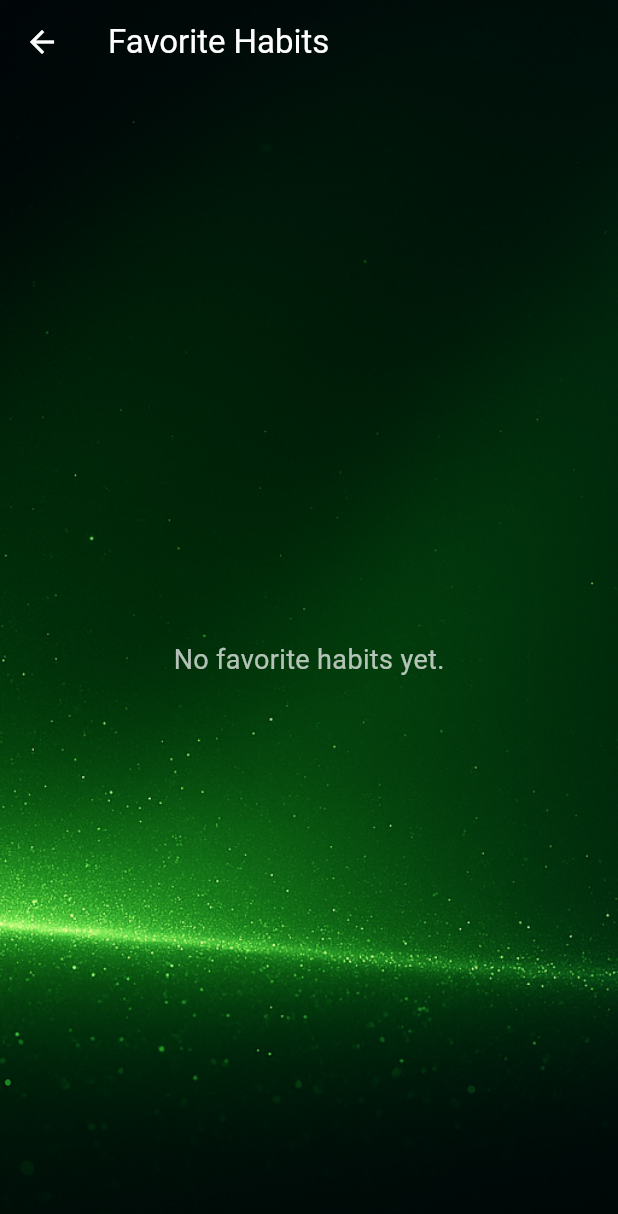
After one commit to christian-keitri/habit_tracker, a Flutter app: the Phase2 screen opened directly, after a tap on the "star" icon, on a phone screen of 412 x 824 dp. The commit adds this screen. Shown: the top 1214 px of the screen. Run offline on Flutter 3.47's test engine with Material 3 defaults, Android fonts, the phone set to English and light mode, and no system bars; our stand-ins replace fl_chart, table_calendar.

Commit message:
added favorites

```diff
--- /dev/null
+++ b/lib/global_data.dart
@@ -0,0 +1,4 @@
+// lib/global_data.dart
+library global_data;
+
+List<Map<String, dynamic>> taskList = [];
--- /dev/null
+++ b/lib/screens/favorites.dart
@@ -0,0 +1,64 @@
+import 'package:flutter/material.dart';
+
+class FavoritesScreen extends StatelessWidget {
+  final List<Map<String, dynamic>> favorites;
+
+  const FavoritesScreen({super.key, required this.favorites});
+
+  @override
+  Widget build(BuildContext context) {
+    return Scaffold(
+      extendBodyBehindAppBar: true, // <- This allows the background to go behind the AppBar
+      appBar: AppBar(
+        title: const Text('Favorite Habits'),
+        backgroundColor: Colors.transparent, // Transparent to show background
+        foregroundColor: Colors.white,
+        elevation: 0,
+      ),
+      body: Stack(
+        children: [
+          // Background image
+          Positioned.fill(
+            child: Image.asset(
+              'assets/image/favorites.png',
+              fit: BoxFit.cover,
+            ),
+          ),
+
+          // Foreground content with safe padding
+          SafeArea(
+            child: favorites.isEmpty
+                ? const Center(
+                    child: Text(
+                      'No favorite habits yet.',
+                      style: TextStyle(color: Colors.white70, fontSize: 18),
+                    ),
+                  )
+                : ListView.builder(
+                    padding: const EdgeInsets.symmetric(vertical: 16),
+                    itemCount: favorites.length,
+                    itemBuilder: (context, index) {
+                      final habit = favorites[index];
+                      return Card(
+                        color: Colors.white.withAlpha(25),
+                        margin: const EdgeInsets.symmetric(horizontal: 16, vertical: 8),
+                        child: ListTile(
+                          leading: const Icon(Icons.star, color: Colors.amber),
+                          title: Text(
+                            habit['title'],
+                            style: const TextStyle(color: Colors.white),
+                          ),
+                          trailing: Text(
+                            '${(habit['progress'] * 100).round()}%',
+                            style: const TextStyle(color: Colors.white70),
+                          ),
+                        ),
+                      );
+                    },
+                  ),
+          ),
+        ],
+      ),
+    );
+  }
+}
--- a/lib/screens/phase2.dart
+++ b/lib/screens/phase2.dart
@@ -1,9 +1,10 @@
 import 'package:flutter/material.dart';
+import 'package:habit_tracker/screens/favorites.dart';
 import 'package:table_calendar/table_calendar.dart';
 import 'package:habit_tracker/screens/phase3.dart';
 import 'package:habit_tracker/screens/phase4.dart';
 import 'package:habit_tracker/screens/streaks.dart';
-
+import 'package:habit_tracker/global_data.dart' as global;
 
 class Phase2 extends StatefulWidget {
   const Phase2({super.key});
@@ -17,7 +18,8 @@ class Phase2State extends State<Phase2> {
   DateTime _focusedDay = DateTime.now();
   DateTime? _selectedDay;
 
-  final List<Map<String, dynamic>> taskList = [];
+
+  List<Map<String, dynamic>> get taskList => global.taskList;
 
   @override
   Widget build(BuildContext context) {
@@ -115,6 +117,22 @@ class Phase2State extends State<Phase2> {
                       Row(
                         children: [
                           IconButton(
+                            icon: const Icon(Icons.star, color: Colors.amber),
+                            tooltip: 'Favorites',
+                            onPressed: () {
+                              final favorites = taskList
+                                  .where((task) => task['isFavorite'] == true)
+                                  .toList();
+                              Navigator.push(
+                                context,
+                                MaterialPageRoute(
+                                  builder: (context) =>
+                                      FavoritesScreen(favorites: favorites),
+                                ),
+                              );
+                            },
+                          ),
+                          IconButton(
                             icon: const Icon(Icons.local_fire_department, color: Colors.orange),
                             tooltip: 'Streaks',
                             onPressed: () {
@@ -138,10 +156,6 @@ class Phase2State extends State<Phase2> {
                       ),
                     ],
                   ),
-
-
-
-
                   const SizedBox(height: 10),
                   Expanded(
                     child: Column(
@@ -152,8 +166,7 @@ class Phase2State extends State<Phase2> {
                                   child: Text(
                                     'No tasks yet.\nTap "Add Habit" to get started!',
                                     textAlign: TextAlign.center,
-                                    style: TextStyle(
-                                        color: Colors.white70, fontSize: 18),
+                                    style: TextStyle(color: Colors.white70, fontSize: 18),
                                   ),
                                 )
                               : ListView(
@@ -191,6 +204,19 @@ class Phase2State extends State<Phase2> {
                                                     fontWeight: FontWeight.w600,
                                                   ),
                                                 ),
+                                              ),
+                                              IconButton(
+                                                icon: Icon(
+                                                  task['isFavorite']
+                                                      ? Icons.star
+                                                      : Icons.star_border,
+                                                  color: Colors.amber,
+                                                ),
+                                                onPressed: () {
+                                                  setState(() {
+                                                    task['isFavorite'] = !task['isFavorite'];
+                                                  });
+                                                },
                                               ),
                                               Text(
                                                 '${(task['progress'] * 100).round()}%',
@@ -235,8 +261,7 @@ class Phase2State extends State<Phase2> {
                             onPressed: () async {
                               final newHabit = await Navigator.push(
                                 context,
-                                MaterialPageRoute(
-                                    builder: (context) => const Phase3()),
+                                MaterialPageRoute(builder: (context) => const Phase3()),
                               );
 
                               if (newHabit != null) {
@@ -245,6 +270,7 @@ class Phase2State extends State<Phase2> {
                                     'title': newHabit['name'],
                                     'icon': newHabit['icon'],
                                     'progress': 0.0,
+                                    'isFavorite': false, // ⭐ Add favorite field
                                   });
                                 });
                               }
@@ -254,8 +280,7 @@ class Phase2State extends State<Phase2> {
                             style: ElevatedButton.styleFrom(
                               backgroundColor: const Color.fromARGB(255, 31, 226, 89),
                               foregroundColor: Colors.white,
-                              padding: const EdgeInsets.symmetric(
-                                  horizontal: 24, vertical: 12),
+                              padding: const EdgeInsets.symmetric(horizontal: 24, vertical: 12),
                               textStyle: const TextStyle(fontSize: 16),
                             ),
                           ),
```
Also changed, not shown: lib/screens/phase4.dart (+75 -55 lines), assets/image/favorites.png (added). Lines whose indentation alone changed are shown as unchanged.
